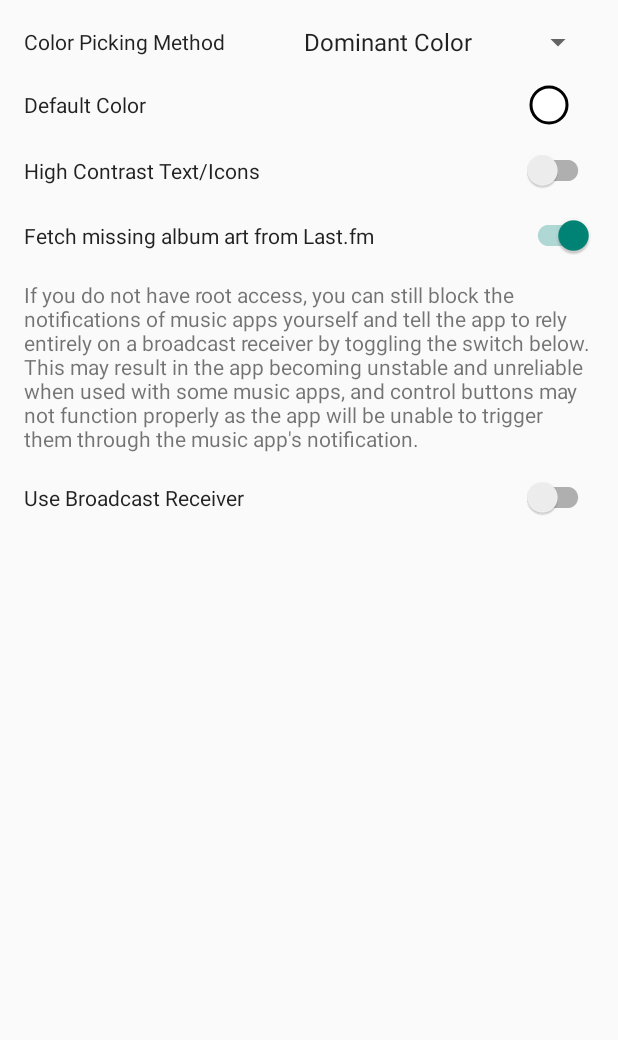
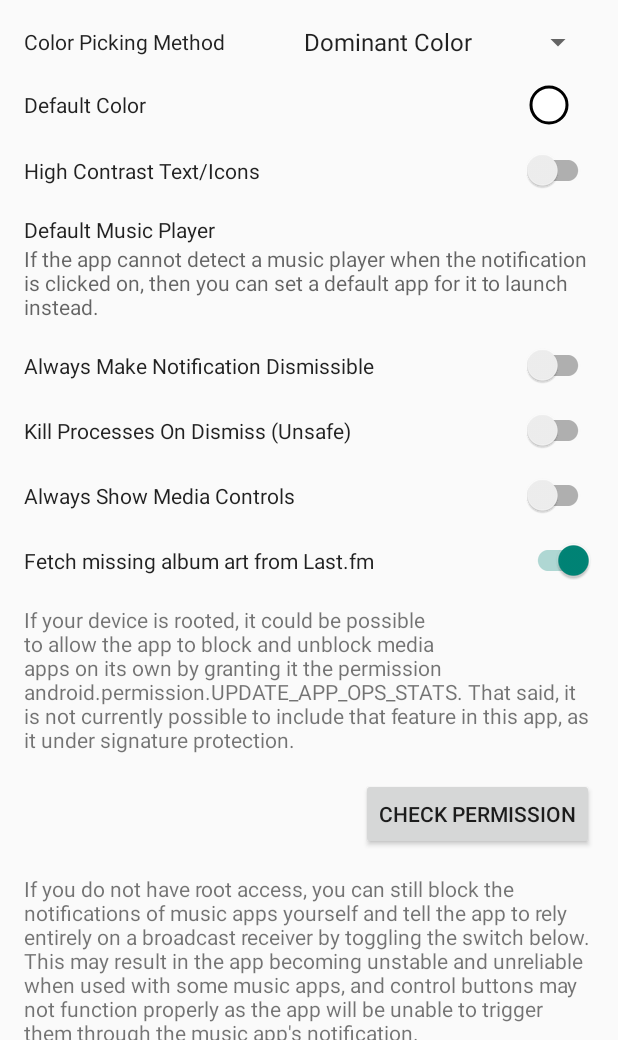
Before and after one commit to fennifith/MediaNotification, an Android app: the screen it shows after launch (MainActivity), on a phone screen of 412 x 824 dp, the part 196-1236 px from its top. Run offline under Robolectric (Android 15) with nearby library versions, the phone set to English and light mode, and no system bars; libraries missing offline, so code that uses them is left out: android.support.v7, james.colorpickerdialog.dialogs.

Commit message:
added many more settings options

```diff
--- a/app/src/main/AndroidManifest.xml
+++ b/app/src/main/AndroidManifest.xml
@@ -4,7 +4,7 @@
 
     <uses-permission android:name="android.permission.INTERNET" />
     <uses-permission android:name="android.permission.READ_EXTERNAL_STORAGE" />
-    <uses-permission android:name="android.permission.UPDATE_APP_OPS_STATS" />
+    <uses-permission android:name="android.permission.KILL_BACKGROUND_PROCESSES" />
 
     <application
         android:allowBackup="true"
--- a/app/src/main/java/james/medianotification/activities/MainActivity.java
+++ b/app/src/main/java/james/medianotification/activities/MainActivity.java
@@ -48,6 +48,10 @@ public class MainActivity extends AppCompatActivity {
     private View customColorView;
     private ColorImageView customColor;
     private SwitchCompat highContrastSwitch;
+    private View defaultPlayerView;
+    private SwitchCompat alwaysDismissibleSwitch;
+    private SwitchCompat killProcessSwitch;
+    private SwitchCompat mediaControlsSwitch;
     private TextView storagePermission;
     private Button storagePermissionButton;
     private SwitchCompat lastFmSwitch;
@@ -73,6 +77,10 @@ public class MainActivity extends AppCompatActivity {
         customColorView = findViewById(R.id.customColorView);
         customColor = findViewById(R.id.customColor);
         highContrastSwitch = findViewById(R.id.highContrastSwitch);
+        defaultPlayerView = findViewById(R.id.defaultPlayer);
+        alwaysDismissibleSwitch = findViewById(R.id.alwaysDismissibleSwitch);
+        killProcessSwitch = findViewById(R.id.killProcessSwitch);
+        mediaControlsSwitch = findViewById(R.id.mediaControlsSwitch);
         storagePermission = findViewById(R.id.storagePermission);
         storagePermissionButton = findViewById(R.id.storagePermissionButton);
         lastFmSwitch = findViewById(R.id.lastFmSwitch);
@@ -134,6 +142,7 @@ public class MainActivity extends AppCompatActivity {
             @Override
             public void onItemSelected(AdapterView<?> adapterView, View view, int i, long l) {
                 prefs.edit().putInt(PreferenceUtils.PREF_COLOR_METHOD, i).apply();
+                updateNotification();
             }
 
             @Override
@@ -153,6 +162,7 @@ public class MainActivity extends AppCompatActivity {
                             public void onPreference(PreferenceDialog dialog, Integer preference) {
                                 prefs.edit().putInt(PreferenceUtils.PREF_CUSTOM_COLOR, preference).apply();
                                 customColor.setColor(preference);
+                                updateNotification();
                             }
 
                             @Override
@@ -168,6 +178,39 @@ public class MainActivity extends AppCompatActivity {
             @Override
             public void onCheckedChanged(CompoundButton compoundButton, boolean b) {
                 prefs.edit().putBoolean(PreferenceUtils.PREF_HIGH_CONTRAST_TEXT, b).apply();
+                updateNotification();
+            }
+        });
+
+        defaultPlayerView.setOnClickListener(new View.OnClickListener() {
+            @Override
+            public void onClick(View view) {
+                //TODO: create app chooser dialog
+            }
+        });
+
+        alwaysDismissibleSwitch.setChecked(prefs.getBoolean(PreferenceUtils.PREF_ALWAYS_DISMISSIBLE, false));
+        alwaysDismissibleSwitch.setOnCheckedChangeListener(new CompoundButton.OnCheckedChangeListener() {
+            @Override
+            public void onCheckedChanged(CompoundButton compoundButton, boolean b) {
+                prefs.edit().putBoolean(PreferenceUtils.PREF_ALWAYS_DISMISSIBLE, b).apply();
+                updateNotification();
+            }
+        });
+
+        killProcessSwitch.setChecked(prefs.getBoolean(PreferenceUtils.PREF_FC_ON_DISMISS, false));
+        killProcessSwitch.setOnCheckedChangeListener(new CompoundButton.OnCheckedChangeListener() {
+            @Override
+            public void onCheckedChanged(CompoundButton compoundButton, boolean b) {
+                prefs.edit().putBoolean(PreferenceUtils.PREF_FC_ON_DISMISS, b).apply();
+            }
+        });
+
+        mediaControlsSwitch.setChecked(prefs.getBoolean(PreferenceUtils.PREF_ALWAYS_SHOW_MEDIA_CONTROLS, false));
+        mediaControlsSwitch.setOnCheckedChangeListener(new CompoundButton.OnCheckedChangeListener() {
+            @Override
+            public void onCheckedChanged(CompoundButton compoundButton, boolean b) {
+                prefs.edit().putBoolean(PreferenceUtils.PREF_ALWAYS_SHOW_MEDIA_CONTROLS, b).apply();
             }
         });
 
@@ -226,6 +269,15 @@ public class MainActivity extends AppCompatActivity {
         if (ContextCompat.checkSelfPermission(this, Manifest.permission.READ_EXTERNAL_STORAGE) == PackageManager.PERMISSION_GRANTED) {
             storagePermission.setVisibility(View.GONE);
             storagePermissionButton.setVisibility(View.GONE);
+            updateNotification();
+        }
+    }
+
+    private void updateNotification() {
+        if (NotificationService.isRunning(this)) {
+            Intent intent = new Intent(this, NotificationService.class);
+            intent.setAction(NotificationService.ACTION_UPDATE);
+            startService(intent);
         }
     }
 }
--- a/app/src/main/java/james/medianotification/utils/PreferenceUtils.java
+++ b/app/src/main/java/james/medianotification/utils/PreferenceUtils.java
@@ -7,6 +7,10 @@ public class PreferenceUtils {
     public static final String PREF_HIGH_CONTRAST_TEXT = "highContrastText";
     public static final String PREF_USE_RECEIVER = "useReceiver";
     public static final String PREF_USE_LASTFM = "useLastFm";
+    public static final String PREF_ALWAYS_SHOW_MEDIA_CONTROLS = "alwaysShowMediaControls";
+    public static final String PREF_ALWAYS_DISMISSIBLE = "alwaysDismissible";
+    public static final String PREF_FC_ON_DISMISS = "fcOnDismiss";
+    public static final String PREF_DEFAULT_MUSIC_PLAYER = "defaultMusicPlayer";
 
     public static final int COLOR_METHOD_DOMINANT = 0;
     public static final int COLOR_METHOD_PRIMARY = 1;
--- a/app/src/main/res/layout/activity_main.xml
+++ b/app/src/main/res/layout/activity_main.xml
@@ -111,6 +111,57 @@
                 android:textColor="?android:textColorPrimary"
                 android:textSize="14sp" />
 
+            <LinearLayout
+                android:id="@+id/defaultPlayer"
+                android:layout_width="match_parent"
+                android:layout_height="wrap_content"
+                android:orientation="vertical"
+                android:background="?attr/selectableItemBackground"
+                android:layout_marginBottom="16dp">
+
+                <TextView
+                    android:layout_width="match_parent"
+                    android:layout_height="wrap_content"
+                    android:text="@string/title_default_player"
+                    android:textSize="14sp"
+                    android:textColor="?android:textColorPrimary" />
+
+                <TextView
+                    android:layout_width="match_parent"
+                    android:layout_height="wrap_content"
+                    android:text="@string/desc_default_player"
+                    android:textSize="14sp"
+                    android:textColor="?android:textColorSecondary" />
+
+            </LinearLayout>
+
+            <android.support.v7.widget.SwitchCompat
+                android:id="@+id/alwaysDismissibleSwitch"
+                android:layout_width="match_parent"
+                android:layout_height="wrap_content"
+                android:layout_marginBottom="16dp"
+                android:text="@string/title_always_dismissible"
+                android:textColor="?android:textColorPrimary"
+                android:textSize="14sp" />
+
+            <android.support.v7.widget.SwitchCompat
+                android:id="@+id/killProcessSwitch"
+                android:layout_width="match_parent"
+                android:layout_height="wrap_content"
+                android:layout_marginBottom="16dp"
+                android:text="@string/title_kill_process"
+                android:textColor="?android:textColorPrimary"
+                android:textSize="14sp" />
+
+            <android.support.v7.widget.SwitchCompat
+                android:id="@+id/mediaControlsSwitch"
+                android:layout_width="match_parent"
+                android:layout_height="wrap_content"
+                android:layout_marginBottom="16dp"
+                android:text="@string/title_media_controls"
+                android:textColor="?android:textColorPrimary"
+                android:textSize="14sp" />
+
             <TextView
                 android:id="@+id/storagePermission"
                 android:layout_width="match_parent"
--- a/app/src/main/res/values/strings.xml
+++ b/app/src/main/res/values/strings.xml
@@ -15,6 +15,11 @@
     <string name="title_check_permission">Check Permission</string>
     <string name="title_last_fm">Fetch missing album art from Last.fm</string>
     <string name="msg_readme_error">Couldn\'t fetch README: %s</string>
+    <string name="title_media_controls">Always Show Media Controls</string>
+    <string name="title_default_player">Default Music Player</string>
+    <string name="desc_default_player">If the app cannot detect a music player when the notification is clicked on, then you can set a default app for it to launch instead.</string>
+    <string name="title_always_dismissible">Always Make Notification Dismissible</string>
+    <string name="title_kill_process">Kill Processes On Dismiss (Unsafe)</string>
 
     <string-array name="array_color_methods">
         <item>Dominant Color</item>
```
Also changed, not shown: app/src/main/java/james/medianotification/services/NotificationService.java (+94 -64 lines).
